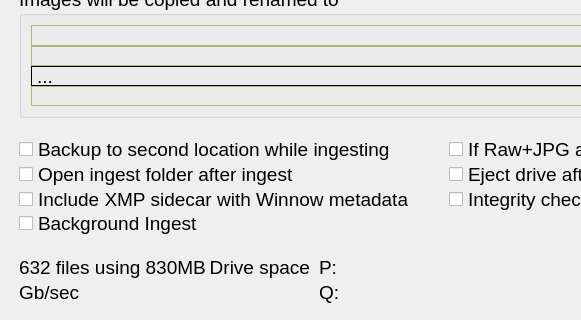
The window that Dialogs/ingestdlg.ui (towhee/Winnow64) describes before a commit, drawn with Qt 5; both pictures show x 0 to 581 and y 552 to 872 of the 878 by 872 pixel window.
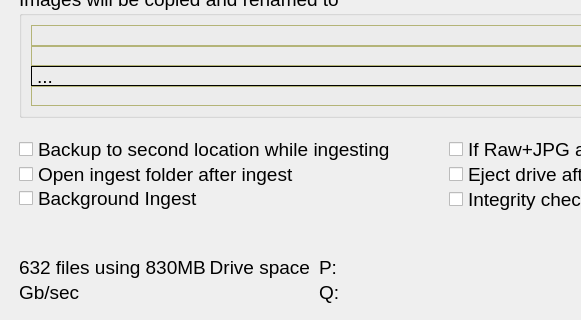
The same window after the commit.

The edit to the form file:
```diff
--- a/Dialogs/ingestdlg.ui
+++ b/Dialogs/ingestdlg.ui
@@ -1822,31 +1822,6 @@
         <bool>false</bool>
        </property>
       </widget>
-      <widget class="QCheckBox" name="includeXmpChk">
-       <property name="geometry">
-        <rect>
-         <x>10</x>
-         <y>730</y>
-         <width>421</width>
-         <height>25</height>
-        </rect>
-       </property>
-       <property name="sizePolicy">
-        <sizepolicy hsizetype="Preferred" vsizetype="Preferred">
-         <horstretch>0</horstretch>
-         <verstretch>0</verstretch>
-        </sizepolicy>
-       </property>
-       <property name="font">
-        <font>
-         <pointsize>14</pointsize>
-         <strikeout>false</strikeout>
-        </font>
-       </property>
-       <property name="text">
-        <string>Include XMP sidecar with Winnow metadata</string>
-       </property>
-      </widget>
       <widget class="QLabel" name="statsLabel">
        <property name="geometry">
         <rect>
@@ -1960,7 +1935,7 @@
        <property name="geometry">
         <rect>
          <x>10</x>
-         <y>755</y>
+         <y>730</y>
          <width>421</width>
          <height>22</height>
         </rect>
```
Left out of the diff: 1 changed line with no effect on the pictures.
